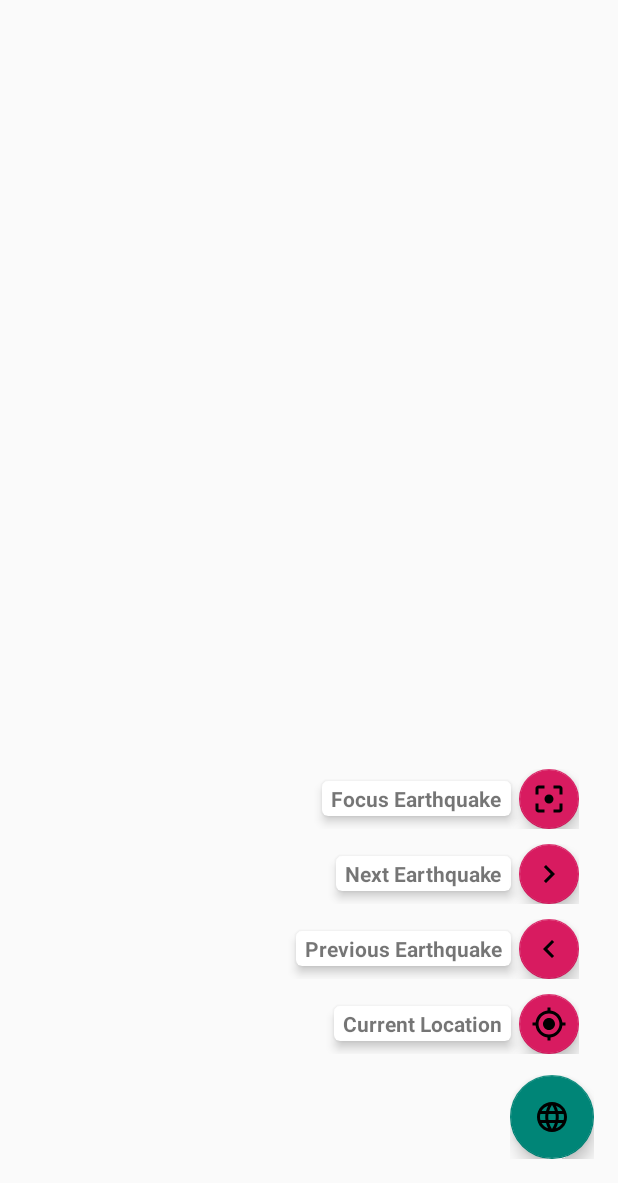
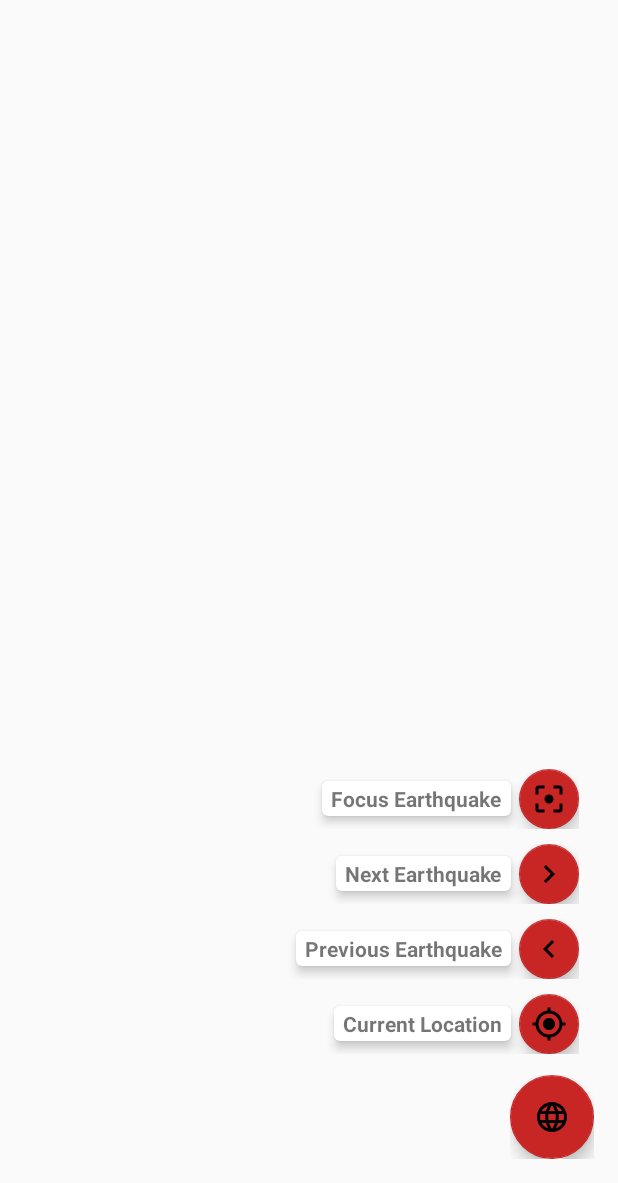
Before and after one commit to jamesl33/300CEM-Course-Work, an Android app: the EarthquakeMapActivity screen opened directly, with no data from a screen before it, after a tap on an icon or button, on a phone screen of 412 x 824 dp, the part 53-1236 px from its top. Run offline under Robolectric (Android 15) with nearby library versions, the phone set to English and light mode, and no system bars; libraries missing offline, so code that uses them is left out: com.google.maps.android.

Commit message:
Add a new app icon and change the color scheme

```diff
--- a/app/src/main/res/mipmap-anydpi-v26/ic_launcher.xml
+++ b/app/src/main/res/mipmap-anydpi-v26/ic_launcher.xml
@@ -1,5 +1,5 @@
 <?xml version="1.0" encoding="utf-8"?>
 <adaptive-icon xmlns:android="http://schemas.android.com/apk/res/android">
-    <background android:drawable="@drawable/ic_launcher_background" />
-    <foreground android:drawable="@drawable/ic_launcher_foreground" />
+    <background android:drawable="@color/ic_launcher_background" />
+    <foreground android:drawable="@mipmap/ic_launcher_foreground" />
 </adaptive-icon>
--- a/app/src/main/res/mipmap-anydpi-v26/ic_launcher_round.xml
+++ b/app/src/main/res/mipmap-anydpi-v26/ic_launcher_round.xml
@@ -1,5 +1,5 @@
 <?xml version="1.0" encoding="utf-8"?>
 <adaptive-icon xmlns:android="http://schemas.android.com/apk/res/android">
-    <background android:drawable="@drawable/ic_launcher_background" />
-    <foreground android:drawable="@drawable/ic_launcher_foreground" />
+    <background android:drawable="@color/ic_launcher_background" />
+    <foreground android:drawable="@mipmap/ic_launcher_foreground" />
 </adaptive-icon>
--- a/app/src/main/res/values/colors.xml
+++ b/app/src/main/res/values/colors.xml
@@ -3,9 +3,9 @@
 
     <!-- Default colors -->
 
-    <color name="colorPrimary">#008577</color>
-    <color name="colorPrimaryDark">#00574B</color>
-    <color name="colorAccent">#D81B60</color>
+    <color name="colorPrimary">#C82525</color>
+    <color name="colorPrimaryDark">#A82525</color>
+    <color name="colorAccent">#C82525</color>
 
     <!-- Colors to do with the preferences fragment -->
 
--- /dev/null
+++ b/app/src/main/res/values/ic_launcher_background.xml
@@ -0,0 +1,4 @@
+<?xml version="1.0" encoding="utf-8"?>
+<resources>
+    <color name="ic_launcher_background">#C81919</color>
+</resources>
```
Also changed, not shown: app/src/main/ic_launcher-web.png (added), app/src/main/res/mipmap-hdpi/ic_launcher.png, app/src/main/res/mipmap-hdpi/ic_launcher_foreground.png (added), app/src/main/res/mipmap-hdpi/ic_launcher_round.png, app/src/main/res/mipmap-mdpi/ic_launcher.png, app/src/main/res/mipmap-mdpi/ic_launcher_foreground.png (added), app/src/main/res/mipmap-mdpi/ic_launcher_round.png, app/src/main/res/mipmap-xhdpi/ic_launcher.png, app/src/main/res/mipmap-xhdpi/ic_launcher_foreground.png (added), app/src/main/res/mipmap-xhdpi/ic_launcher_round.png, app/src/main/res/mipmap-xxhdpi/ic_launcher.png, app/src/main/res/mipmap-xxhdpi/ic_launcher_foreground.png (added), app/src/main/res/mipmap-xxhdpi/ic_launcher_round.png, app/src/main/res/mipmap-xxxhdpi/ic_launcher.png, 2 more files.
